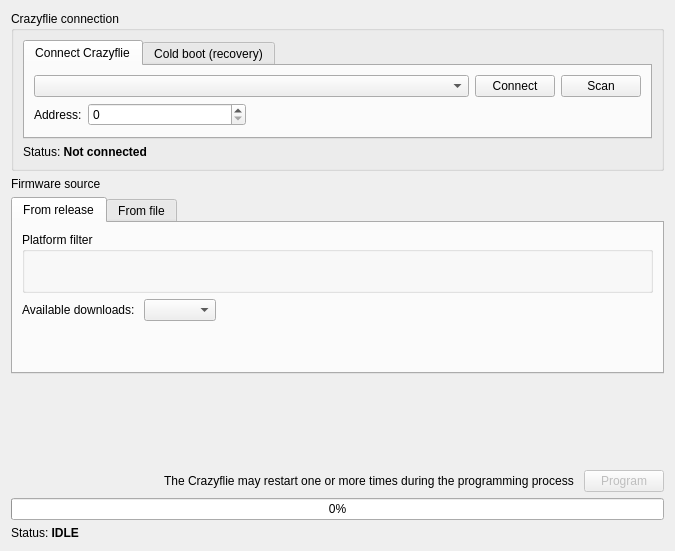
Old version of the form src/cfclient/ui/dialogs/bootloader.ui in the repository bitcraze/crazyflie-clients-python.
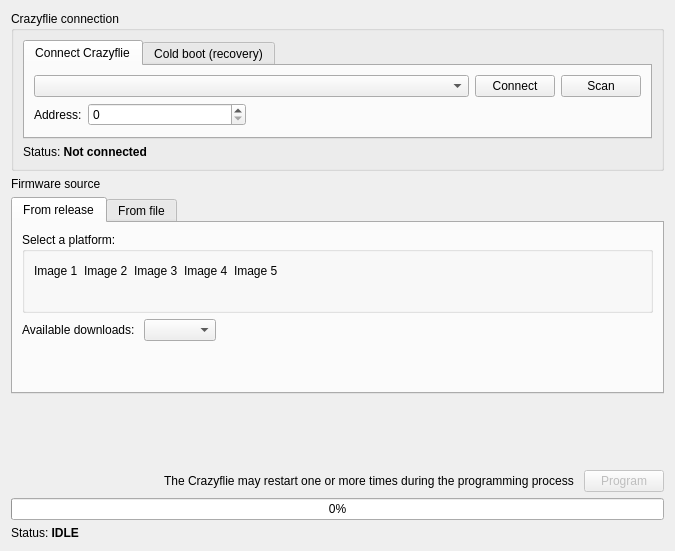
New version of the form. Custom widgets are drawn as their Qt base class.

Commit message: Updated bootloader dialog to include images and making the user choose what platform they use

Patch:
```diff
--- a/src/cfclient/ui/dialogs/bootloader.ui
+++ b/src/cfclient/ui/dialogs/bootloader.ui
@@ -177,33 +177,119 @@
          <string>From release</string>
         </attribute>
         <layout class="QGridLayout" name="gridLayout">
-         <item row="0" column="0">
+         <item row="1" column="0">
           <widget class="QGroupBox" name="platform_filter_gb">
            <property name="title">
-            <string>Platform filter</string>
+            <string>Select a platform:</string>
            </property>
            <layout class="QHBoxLayout" name="horizontalLayout_7">
             <item>
-             <layout class="QHBoxLayout" name="filterLayout">
+             <layout class="QVBoxLayout" name="verticalLayout_5">
               <item>
-               <spacer name="horizontalSpacer_6">
-                <property name="orientation">
-                 <enum>Qt::Horizontal</enum>
-                </property>
-                <property name="sizeHint" stdset="0">
-                 <size>
-                  <width>40</width>
-                  <height>20</height>
-                 </size>
-                </property>
-               </spacer>
+               <layout class="QGridLayout" name="gridLayout_6">
+                <item row="0" column="2">
+                 <widget class="QLabel" name="image_3">
+                  <property name="maximumSize">
+                   <size>
+                    <width>100</width>
+                    <height>100</height>
+                   </size>
+                  </property>
+                  <property name="text">
+                   <string>Image 3</string>
+                  </property>
+                 </widget>
+                </item>
+                <item row="0" column="1">
+                 <widget class="QLabel" name="image_2">
+                  <property name="maximumSize">
+                   <size>
+                    <width>100</width>
+                    <height>100</height>
+                   </size>
+                  </property>
+                  <property name="text">
+                   <string>Image 2</string>
+                  </property>
+                 </widget>
+                </item>
+                <item row="0" column="5">
+                 <spacer name="horizontalSpacer_7">
+                  <property name="orientation">
+                   <enum>Qt::Orientation::Horizontal</enum>
+                  </property>
+                  <property name="sizeHint" stdset="0">
+                   <size>
+                    <width>40</width>
+                    <height>20</height>
+                   </size>
+                  </property>
+                 </spacer>
+                </item>
+                <item row="0" column="3">
+                 <widget class="QLabel" name="image_4">
+                  <property name="maximumSize">
+                   <size>
+                    <width>100</width>
+                    <height>100</height>
+                   </size>
+                  </property>
+                  <property name="text">
+                   <string>Image 4</string>
+                  </property>
+                 </widget>
+                </item>
+                <item row="0" column="0">
+                 <widget class="QLabel" name="image_1">
+                  <property name="maximumSize">
+                   <size>
+                    <width>100</width>
+                    <height>100</height>
+                   </size>
+                  </property>
+                  <property name="text">
+                   <string>Image 1</string>
+                  </property>
+                 </widget>
+                </item>
+                <item row="0" column="4">
+                 <widget class="QLabel" name="image_5">
+                  <property name="maximumSize">
+                   <size>
+                    <width>100</width>
+                    <height>100</height>
+                   </size>
+                  </property>
+                  <property name="text">
+                   <string>Image 5</string>
+                  </property>
+                 </widget>
+                </item>
+               </layout>
+              </item>
+              <item>
+               <layout class="QHBoxLayout" name="filterLayout">
+                <item>
+                 <spacer name="horizontalSpacer_6">
+                  <property name="orientation">
+                   <enum>Qt::Orientation::Horizontal</enum>
+                  </property>
+                  <property name="sizeHint" stdset="0">
+                   <size>
+                    <width>40</width>
+                    <height>20</height>
+                   </size>
+                  </property>
+                 </spacer>
+                </item>
+               </layout>
               </item>
              </layout>
             </item>
            </layout>
           </widget>
          </item>
-         <item row="4" column="0">
+         <item row="5" column="0">
           <spacer name="verticalSpacer">
            <property name="orientation">
             <enum>Qt::Vertical</enum>
@@ -216,7 +302,7 @@
            </property>
           </spacer>
          </item>
-         <item row="1" column="0">
+         <item row="2" column="0">
           <layout class="QHBoxLayout" name="horizontalLayout_2">
            <item>
             <widget class="QLabel" name="label_2">
```
Left out of the diff: 16 changed lines with no effect on the pictures. The commit also changes 6 other files.
